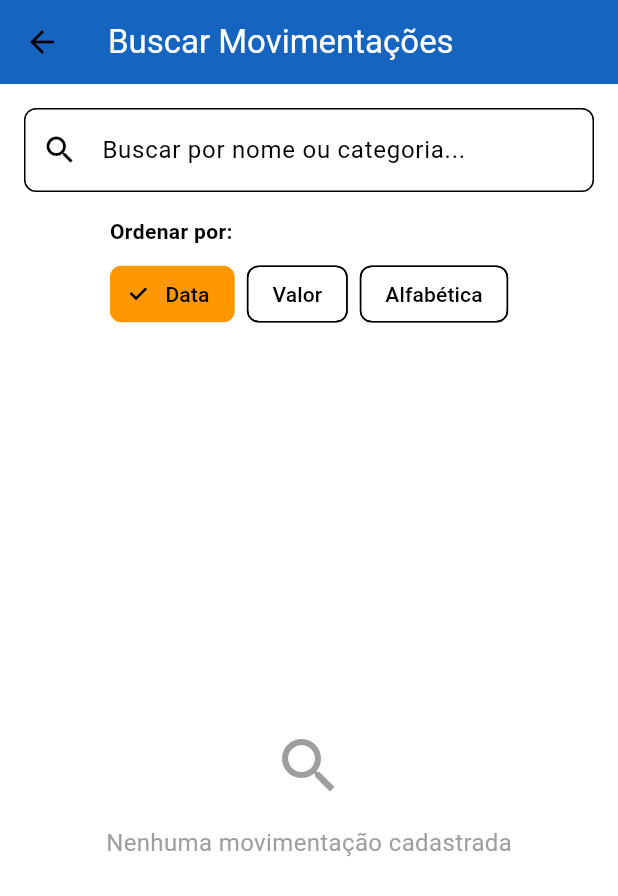
After one commit to JLA2104/financas_facil, a Flutter app: the DashboardPage screen opened by its route, after a tap on the "search" icon, on a phone screen of 412 x 824 dp. The commit adds this screen. Shown: the top 896 px of the screen. Run offline on Flutter 3.47's test engine with Material 3 defaults, Android fonts, the phone set to English and light mode, and no system bars; our stand-ins replace cloud_firestore, firebase_auth, firebase_core; accounts and stored records are empty; network calls fail; statements that could not run were skipped.

Commit message:
app pronto

```diff
--- /dev/null
+++ b/lib/view/busca_movimentacoes.dart
@@ -0,0 +1,329 @@
+import 'package:flutter/material.dart';
+import 'package:firebase_auth/firebase_auth.dart';
+import 'package:intl/intl.dart';
+import 'package:intl/date_symbol_data_local.dart';
+import '../controllers/movimentacao_controller.dart';
+import '../models/movimentacao.dart';
+import 'cadastro_despesa.dart';
+import 'cadastro_entrada.dart';
+import 'motivo_exclusao.dart';
+
+// Enum para opções de ordenação
+enum OrdenacaoOpcoes { data, valor, alfabetica }
+
+class BuscaMovimentacoesPage extends StatefulWidget {
+  @override
+  _BuscaMovimentacoesPageState createState() => _BuscaMovimentacoesPageState();
+}
+
+class _BuscaMovimentacoesPageState extends State<BuscaMovimentacoesPage> {
+  final corPrincipal = Colors.blue[800];
+  final MovimentacaoController _controller = MovimentacaoController();
+  final TextEditingController _searchController = TextEditingController();
+
+  String? get _uid => FirebaseAuth.instance.currentUser?.uid;
+
+  OrdenacaoOpcoes _ordenacao = OrdenacaoOpcoes.data;
+
+  @override
+  void initState() {
+    super.initState();
+    _initializeDateFormatting();
+  }
+
+  Future<void> _initializeDateFormatting() async {
+    try {
+      await initializeDateFormatting('pt_BR');
+    } catch (e) {
+      // A inicialização pode falhar em alguns casos, mas continuamos
+      print('Erro ao inicializar formatação de data: $e');
+    }
+  }
+
+  String formatarData(DateTime data) {
+    final DateFormat formatador = DateFormat('dd/MM/yyyy', 'pt_BR');
+    return formatador.format(data);
+  }
+
+  String formatarValor(double valor) {
+    final NumberFormat formatador = NumberFormat.currency(
+      locale: 'pt_BR',
+      symbol: 'R\$ ',
+      decimalDigits: 2,
+    );
+    String valorFormatado = formatador.format(valor.abs());
+    return (valor < 0 ? '- ' : '') + valorFormatado;
+  }
+
+  Color corValor(double valor) {
+    return valor >= 0 ? Colors.green : Colors.red;
+  }
+
+  // Filtra as movimentações baseado no termo de busca (case insensitive)
+  List<Movimentacao> _filtrarMovimentacoes(List<Movimentacao> movimentacoes) {
+    final termo = _searchController.text.toLowerCase().trim();
+
+    if (termo.isEmpty) {
+      return movimentacoes;
+    }
+
+    return movimentacoes.where((mov) {
+      return mov.nome.toLowerCase().contains(termo) ||
+             mov.categoria.toLowerCase().contains(termo);
+    }).toList();
+  }
+
+  // Ordena as movimentações
+  List<Movimentacao> _ordenarMovimentacoes(List<Movimentacao> movimentacoes) {
+    List<Movimentacao> resultado = List.from(movimentacoes);
+
+    switch (_ordenacao) {
+      case OrdenacaoOpcoes.data:
+        resultado.sort((a, b) => b.data.compareTo(a.data)); // Mais recentes primeiro
+        break;
+      case OrdenacaoOpcoes.valor:
+        resultado.sort((a, b) => b.valor.abs().compareTo(a.valor.abs())); // Maiores valores primeiro
+        break;
+      case OrdenacaoOpcoes.alfabetica:
+        resultado.sort((a, b) => a.nome.compareTo(b.nome)); // A-Z
+        break;
+    }
+
+    return resultado;
+  }
+
+  Future<void> _excluirMovimentacaoPorId(String id, String motivo) async {
+    try {
+      await _controller.deletar(id);
+      ScaffoldMessenger.of(context).showSnackBar(SnackBar(
+        content: Text('Movimentação removida: $motivo'),
+      ));
+    } catch (e) {
+      ScaffoldMessenger.of(context).showSnackBar(SnackBar(
+        content: Text('Erro ao remover movimentação: $e'),
+      ));
+    }
+  }
+
+  void _editarMovimentacao(Movimentacao mov) {
+    final tipo = mov.tipo;
+    final initial = {
+      'data': mov.data,
+      'nome': mov.nome,
+      'categoria': mov.categoria,
+      'valor': mov.valor,
+      'tipo': mov.tipo,
+    };
+
+    final route = tipo == 'entrada'
+        ? CadastroEntradaPage(movimentacaoInicial: initial)
+        : CadastroDespesaPage(movimentacaoInicial: initial);
+
+    Navigator.of(context)
+        .push<Map<String, dynamic>>(MaterialPageRoute(builder: (_) => route))
+        .then((res) async {
+      if (res != null) {
+        try {
+          final updated = Movimentacao(
+            id: mov.id,
+            data: res['data'] as DateTime,
+            nome: res['nome'] as String,
+            categoria: res['categoria'] as String,
+            valor: (res['valor'] as num).toDouble(),
+            tipo: res['tipo'] as String,
+            usuarioId: mov.usuarioId,
+            atualizadoEm: DateTime.now(),
+          );
+          await _controller.atualizar(mov.id!, updated);
+          ScaffoldMessenger.of(context).showSnackBar(SnackBar(
+            content: Text('Movimentação atualizada com sucesso.'),
+          ));
+        } catch (e) {
+          ScaffoldMessenger.of(context).showSnackBar(SnackBar(
+            content: Text('Erro ao atualizar movimentação: $e'),
+          ));
+        }
+      }
+    });
+  }
+
+  @override
+  void dispose() {
+    _searchController.dispose();
+    super.dispose();
+  }
+
+  @override
+  Widget build(BuildContext context) {
+    return Scaffold(
+      appBar: AppBar(
+        backgroundColor: corPrincipal,
+        title: Text('Buscar Movimentações', style: TextStyle(color: Colors.white)),
+      ),
+      body: _uid == null
+          ? Center(child: Text('Usuário não autenticado'))
+          : StreamBuilder<List<Movimentacao>>(
+              stream: _controller.obterStreamDoUsuario(_uid!),
+              builder: (context, snapshot) {
+                if (snapshot.hasError) {
+                  return Center(child: Text('Erro: ${snapshot.error}'));
+                }
+                if (!snapshot.hasData) return Center(child: CircularProgressIndicator());
+
+                final movimentacoes = snapshot.data!;
+                final movimentacoesFiltradas = _filtrarMovimentacoes(movimentacoes);
+                final movimentacoesOrdenadas = _ordenarMovimentacoes(movimentacoesFiltradas);
+
+                return Column(
+                  children: [
+                    // Campo de busca
+                    Padding(
+                      padding: const EdgeInsets.all(16.0),
+                      child: TextField(
+                        controller: _searchController,
+                        decoration: InputDecoration(
+                          hintText: 'Buscar por nome ou categoria...',
+                          prefixIcon: Icon(Icons.search),
+                          border: OutlineInputBorder(
+                            borderRadius: BorderRadius.circular(8),
+                          ),
+                          suffixIcon: _searchController.text.isNotEmpty
+                              ? IconButton(
+                                  icon: Icon(Icons.clear),
+                                  onPressed: () {
+                                    _searchController.clear();
+                                    setState(() {});
+                                  },
+                                )
+                              : null,
+                        ),
+                        onChanged: (value) {
+                          setState(() {});
+                        },
+                      ),
+                    ),
+
+                    // Opções de ordenação
+                    Padding(
+                      padding: const EdgeInsets.symmetric(horizontal: 16.0),
+                      child: Column(
+                        crossAxisAlignment: CrossAxisAlignment.start,
+                        children: [
+                          Text(
+                            'Ordenar por:',
+                            style: TextStyle(fontSize: 14, fontWeight: FontWeight.bold),
+                          ),
+                          SizedBox(height: 8),
+                          SingleChildScrollView(
+                            scrollDirection: Axis.horizontal,
+                            child: Row(
+                              children: [
+                                FilterChip(
+                                  label: Text('Data'),
+                                  selected: _ordenacao == OrdenacaoOpcoes.data,
+                                  onSelected: (selected) {
+                                    setState(() {
+                                      _ordenacao = OrdenacaoOpcoes.data;
+                                    });
+                                  },
+                                ),
+                                SizedBox(width: 8),
+                                FilterChip(
+                                  label: Text('Valor'),
+                                  selected: _ordenacao == OrdenacaoOpcoes.valor,
+                                  onSelected: (selected) {
+                                    setState(() {
+                                      _ordenacao = OrdenacaoOpcoes.valor;
+                                    });
+                                  },
+                                ),
+                                SizedBox(width: 8),
+                                FilterChip(
+                                  label: Text('Alfabética'),
+                                  selected: _ordenacao == OrdenacaoOpcoes.alfabetica,
+                                  onSelected: (selected) {
+                                    setState(() {
+                                      _ordenacao = OrdenacaoOpcoes.alfabetica;
+                                    });
+                                  },
+                                ),
+                              ],
+                            ),
+                          ),
+                        ],
+                      ),
+                    ),
+
+                    SizedBox(height: 16),
+
+                    // Lista de resultados
+                    Expanded(
+                      child: movimentacoesOrdenadas.isEmpty
+                          ? Center(
+                              child: Column(
+                                mainAxisAlignment: MainAxisAlignment.center,
+                                children: [
+                                  Icon(Icons.search, color: Colors.grey, size: 48),
+                                  SizedBox(height: 16),
+                                  Text(
+                                    _searchController.text.isEmpty
+                                        ? 'Nenhuma movimentação cadastrada'
+                                        : 'Nenhuma movimentação encontrada',
+                                    style: TextStyle(fontSize: 16, color: Colors.grey),
+                                  ),
+                                ],
+                              ),
+                            )
+                          : ListView.builder(
+                              itemCount: movimentacoesOrdenadas.length,
+                              itemBuilder: (context, index) {
+                                final mov = movimentacoesOrdenadas[index];
+                                return Card(
+                                  margin: EdgeInsets.symmetric(horizontal: 16, vertical: 6),
+                                  child: ListTile(
+                                    leading: Icon(
+                                      mov.tipo == 'entrada' ? Icons.arrow_downward : Icons.arrow_upward,
+                                      color: corValor(mov.valor),
+                                    ),
+                                    title: Text(mov.nome),
+                                    subtitle: Text('${mov.categoria} • ${formatarData(mov.data)}'),
+                                    trailing: Row(
+                                      mainAxisSize: MainAxisSize.min,
+                                      children: [
+                                        Text(
+                                          formatarValor(mov.valor),
+                                          style: TextStyle(
+                                            color: corValor(mov.valor),
+                                            fontWeight: FontWeight.bold,
+                                          ),
+                                        ),
+                                        SizedBox(width: 12),
+                                        IconButton(
+                                          icon: Icon(Icons.edit, color: Colors.grey[700]),
+                                          onPressed: () => _editarMovimentacao(mov),
+                                        ),
+                                        IconButton(
+                                          icon: Icon(Icons.delete, color: Colors.red),
+                                          onPressed: () async {
+                                            final motivo = await Navigator.of(context).push<String?>(
+                                              MaterialPageRoute(builder: (_) => MotivoExclusaoPage()),
+                                            );
+                                            if (motivo != null && motivo.trim().isNotEmpty) {
+                                              await _excluirMovimentacaoPorId(mov.id!, motivo);
+                                            }
+                                          },
+                                        ),
+                                      ],
+                                    ),
+                                  ),
+                                );
+                              },
+                            ),
+                    ),
+                  ],
+                );
+              },
+            ),
+    );
+  }
+}
--- a/lib/view/dashboard.dart
+++ b/lib/view/dashboard.dart
@@ -1,11 +1,17 @@
 import 'package:flutter/material.dart';
 import 'package:firebase_auth/firebase_auth.dart';
+import 'dart:convert';
+import 'package:http/http.dart' as http;
+import 'package:intl/intl.dart';
+import 'package:intl/date_symbol_data_local.dart';
 import '../controllers/movimentacao_controller.dart';
 import '../models/movimentacao.dart';
 import 'cadastro_despesa.dart';
 import 'cadastro_entrada.dart';
 import 'motivo_exclusao.dart';
 import 'grafico_despesas.dart';
+import 'perfil_usuario.dart';
+import 'busca_movimentacoes.dart';
 
 class DashboardPage extends StatefulWidget {
   @override
@@ -20,22 +26,79 @@ class _DashboardPageState extends State<DashboardPage> {
 
   // Saldo será calculado a partir do snapshot das movimentações
 
-  //  Formatando a data manualmente como dd/mm/yyyy
-  String formatarData(DateTime data) {
-    String dia = data.day.toString().padLeft(2, '0');
-    String mes = data.month.toString().padLeft(2, '0');
-    String ano = data.year.toString();
-    return '$dia/$mes/$ano';
+  @override
+  void initState() {
+    super.initState();
+    _initializeDateFormatting();
+    _fetchDollarRate();
   }
 
-  //  Formatando valores manualmente como "R$ 1000.00"
+  Future<void> _initializeDateFormatting() async {
+    try {
+      await initializeDateFormatting('pt_BR');
+    } catch (e) {
+      // A inicialização pode falhar em alguns casos, mas continuamos
+      print('Erro ao inicializar formatação de data: $e');
+    }
+  }
+
+  //  Formatando a data com a API de formatação
+  String formatarData(DateTime data) {
+    final DateFormat formatador = DateFormat('dd/MM/yyyy', 'pt_BR');
+    return formatador.format(data);
+  }
+
+  //  Formatando valores com separador de milhar e casas decimais
   String formatarValor(double valor) {
-    String valorFormatado = valor.abs().toStringAsFixed(2).replaceAll('.', ',');
-    return (valor < 0 ? '- ' : '') + 'R\$ $valorFormatado';
+    final NumberFormat formatador = NumberFormat.currency(
+      locale: 'pt_BR',
+      symbol: 'R\$ ',
+      decimalDigits: 2,
+    );
+    String valorFormatado = formatador.format(valor.abs());
+    return (valor < 0 ? '- ' : '') + valorFormatado;
   }
 
   Color corValor(double valor) {
     return valor >= 0 ? Colors.green : Colors.red;
+  }
+
+  // Cotação do dólar (BRL por USD)
+  double? _dolarCotacao;
+  bool _dolarLoading = true;
+  String? _dolarError;
+
+  Future<void> _fetchDollarRate() async {
+    setState(() {
+      _dolarLoading = true;
+      _dolarError = null;
+    });
+
+    try {
+      final uri = Uri.parse('https://api.bcb.gov.br/dados/serie/bcdata.sgs.10813/dados/ultimos/1?formato=json');
+      final res = await http.get(uri).timeout(Duration(seconds: 10));
+      if (res.statusCode == 200) {
+        final body = json.decode(res.body);
+        if (body is List && body.isNotEmpty) {
+          final item = body[0];
+          final valorStr = (item['valor'] ?? '').toString().replaceAll(',', '.');
+          final parsed = double.tryParse(valorStr);
+          if (parsed != null && parsed > 0) {
+            setState(() => _dolarCotacao = parsed);
+          } else {
+            setState(() => _dolarError = 'Resposta inválida');
+          }
+        } else {
+          setState(() => _dolarError = 'Resposta vazia');
+        }
+      } else {
+        setState(() => _dolarError = 'Erro HTTP: \\${res.statusCode}');
+      }
+    } catch (e) {
+      setState(() => _dolarError = e.toString());
+    } finally {
+      setState(() => _dolarLoading = false);
+    }
   }
 
   Future<void> _excluirMovimentacaoPorId(String id, String motivo) async {
@@ -106,6 +169,20 @@ class _DashboardPageState extends State<DashboardPage> {
           ],
         ),
         actions: [
+          IconButton(
+            tooltip: 'Buscar',
+            icon: Icon(Icons.search),
+            onPressed: () {
+              Navigator.push(context, MaterialPageRoute(builder: (_) => BuscaMovimentacoesPage()));
+            },
+          ),
+          IconButton(
+            tooltip: 'Perfil',
+            icon: Icon(Icons.person),
+            onPressed: () {
+              Navigator.push(context, MaterialPageRoute(builder: (_) => PerfilUsuarioPage()));
+            },
+          ),
           IconButton(
             tooltip: 'Gráfico de despesas',
             icon: Icon(Icons.pie_chart),
@@ -182,13 +259,25 @@ class _DashboardPageState extends State<DashboardPage> {
                           ),
                           SizedBox(height: 8),
                           Text(
-                            'R\$ ${saldo.toStringAsFixed(2).replaceAll('.', ',')}',
+                            formatarValor(saldo),
                             style: TextStyle(
                               color: Colors.white,
                               fontSize: 32,
                               fontWeight: FontWeight.bold,
                             ),
                           ),
+                          SizedBox(height: 8),
+                          // Mostrar saldo convertido para USD usando a cotação obtida
+                          if (_dolarLoading)
+                            Text('Carregando cotação...', style: TextStyle(color: Colors.white70))
+                          else if (_dolarError != null)
+                            Text('Cotação indisponível', style: TextStyle(color: Colors.white70))
+                          else if (_dolarCotacao != null && _dolarCotacao! > 0)
+                            Text(
+                              NumberFormat.currency(locale: 'en_US', symbol: 'US\$ ', decimalDigits: 2)
+                                  .format(saldo / _dolarCotacao!),
+                              style: TextStyle(color: Colors.white70, fontSize: 16),
+                            ),
                         ],
                       ),
                     ),
--- a/pubspec.yaml
+++ b/pubspec.yaml
@@ -37,6 +37,8 @@ dependencies:
   firebase_core: ^4.2.1
   cloud_firestore: ^6.1.0
   firebase_auth: ^6.1.2
+  intl: ^0.19.0
+  http: ^1.6.0
 
 dev_dependencies:
   flutter_test:
```
Also changed, not shown: lib/data/movimentacoes_list.dart (deleted, +0 -44 lines), lib/data/users_list.dart (deleted, +0 -27 lines), lib/models/user.dart (+4 -5 lines), lib/view/cadastro_despesa.dart (+14 -9 lines), lib/view/cadastro_entrada.dart (+14 -9 lines), lib/view/login.dart (+7 -1 lines), lib/view/perfil_usuario.dart (added, +157 -0 lines), pubspec.lock.
